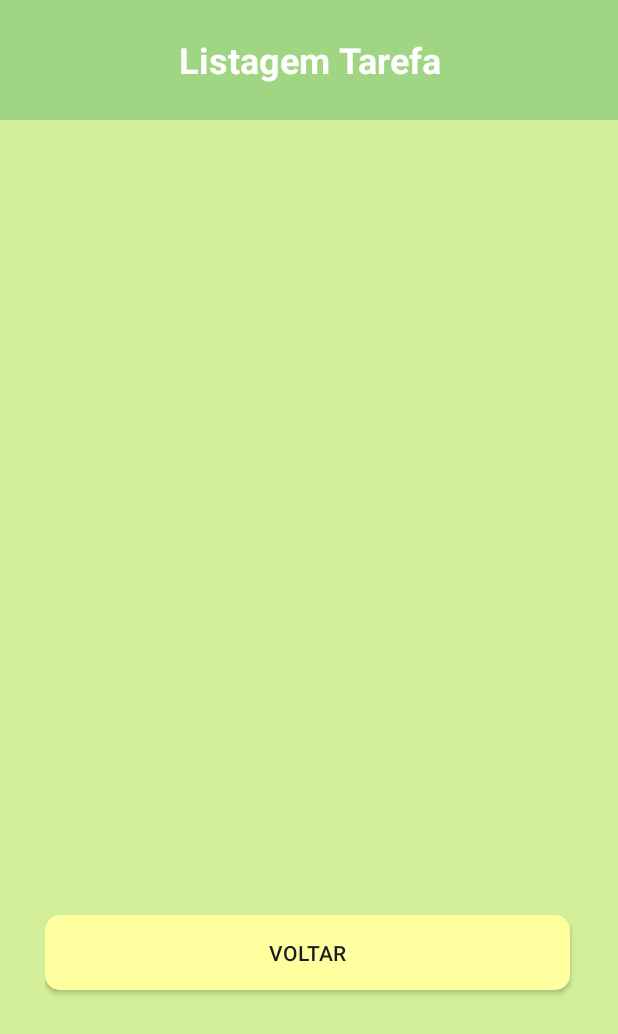
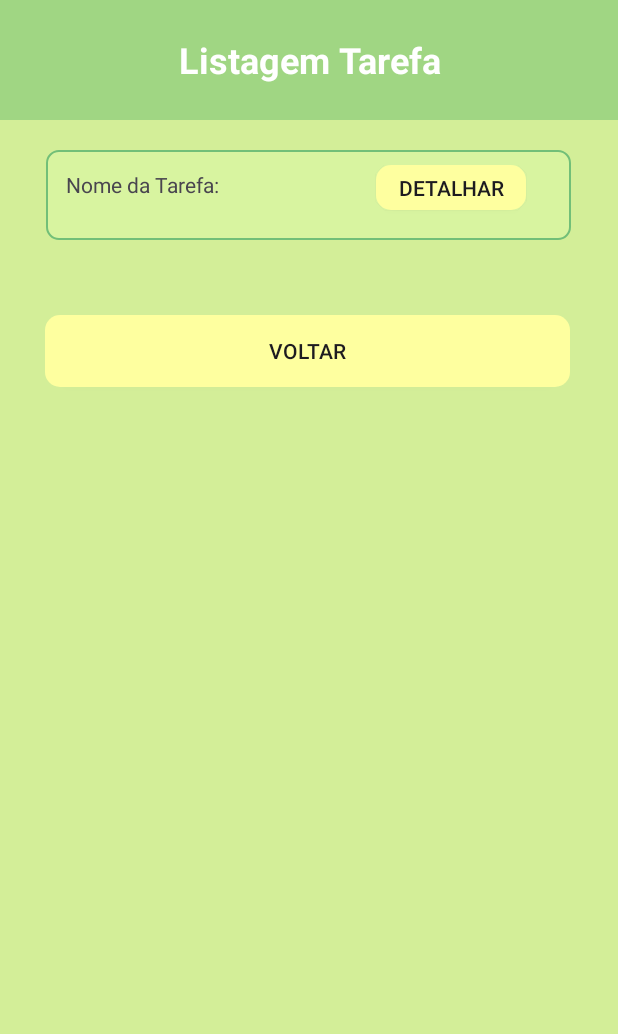
Before and after one commit to theraissa/app-SmartTasks, an Android app: the ListagemTarefa screen opened directly, with no data from a screen before it, on a phone screen of 412 x 824 dp. Shown: the top 1034 px of the screen. Run offline under Robolectric (Android 15) with nearby library versions, the phone set to English and light mode, and no system bars.

```diff
--- /dev/null
+++ b/app/src/main/res/drawable/borda_linear_layout.xml
@@ -0,0 +1,9 @@
+<?xml version="1.0" encoding="utf-8"?>
+<shape xmlns:android="http://schemas.android.com/apk/res/android" android:shape="rectangle">
+
+    <solid android:color="#D8F4A0" />
+    <stroke
+        android:width="1dp"
+        android:color="@color/borda_tarefa" />
+    <corners android:radius="8dp" />
+</shape>
--- /dev/null
+++ b/app/src/main/res/drawable/chevron_right_solid.xml
@@ -0,0 +1,9 @@
+<vector xmlns:android="http://schemas.android.com/apk/res/android"
+    android:width="26dp"
+    android:height="26dp"
+    android:viewportWidth="320"
+    android:viewportHeight="512">
+  <path
+      android:fillColor="#FF000000"
+      android:pathData="M310.6,233.4c12.5,12.5 12.5,32.8 0,45.3l-192,192c-12.5,12.5 -32.8,12.5 -45.3,0s-12.5,-32.8 0,-45.3L242.7,256 73.4,86.6c-12.5,-12.5 -12.5,-32.8 0,-45.3s32.8,-12.5 45.3,0l192,192z"/>
+</vector>
--- a/app/src/main/res/layout/activity_listagem_tarefa.xml
+++ b/app/src/main/res/layout/activity_listagem_tarefa.xml
@@ -9,9 +9,14 @@
     tools:context=".ListagemTarefa">
 
     <LinearLayout
-        android:layout_width="match_parent"
-        android:layout_height="match_parent"
-        android:orientation="vertical">
+        android:id="@+id/linearLayout"
+        android:layout_width="0dp"
+        android:layout_height="0dp"
+        android:orientation="vertical"
+        app:layout_constraintBottom_toBottomOf="parent"
+        app:layout_constraintEnd_toEndOf="parent"
+        app:layout_constraintStart_toStartOf="parent"
+        app:layout_constraintTop_toTopOf="parent">
 
         <LinearLayout
             android:layout_width="match_parent"
@@ -23,38 +28,59 @@
                 android:layout_width="fill_parent"
                 android:layout_height="match_parent"
                 android:background="@color/superior"
+                android:gravity="center"
                 android:text="@string/listagem_tarefa"
                 android:textColor="@color/white"
                 android:textSize="24sp"
-                android:textStyle="bold"
-                android:gravity="center"/>
+                android:textStyle="bold" />
         </LinearLayout>
 
+
         <LinearLayout
-            android:layout_width="match_parent"
-            android:layout_height="500dp"
-            android:orientation="vertical"
-            >
+            android:layout_width="350dp"
+            android:layout_height="wrap_content"
+            android:layout_marginTop="20dp"
+            android:layout_marginBottom="20dp"
+            android:paddingTop="10dp"
+            android:background="@drawable/borda_linear_layout"
+            android:layout_gravity="center"
+            android:orientation="horizontal">
 
+            <TextView
+                android:id="@+id/textViewNomeListagem"
+                android:layout_width="200dp"
+                android:layout_height="30dp"
+                android:layout_margin="10dp"
+                android:layout_gravity="left"
+                android:padding="3dp"
+                android:text="Nome da Tarefa:" />
+
+            <Button
+                android:layout_width="100dp"
+                android:layout_height="30dp"
+                android:layout_gravity="right"
+                android:background="@drawable/borda_redonda"
+                android:text="@string/botao_detalhar" />
 
 
         </LinearLayout>
 
         <LinearLayout
             android:layout_width="match_parent"
-            android:layout_height="500dp"
+            android:layout_height="150dp"
             android:orientation="horizontal"
             android:padding="30dp">
 
             <Button
                 android:id="@+id/buttonVoltarListagem"
                 android:layout_width="350dp"
-                android:layout_height="50dp"
+                android:layout_height="wrap_content"
                 android:layout_marginBottom="20dp"
                 android:background="@drawable/borda_redonda"
                 android:text="@string/botao_voltar" />
+
         </LinearLayout>
 
-</LinearLayout>
+    </LinearLayout>
 
 </androidx.constraintlayout.widget.ConstraintLayout>
--- a/app/src/main/res/values/colors.xml
+++ b/app/src/main/res/values/colors.xml
@@ -5,4 +5,5 @@
     <color name="fundo">#D3EE98</color>
     <color name="superior">#A0D683</color>
     <color name="botao">#FEFF9F</color>
+    <color name="borda_tarefa">#72BF78</color>
 </resources>
--- a/app/src/main/res/values/strings.xml
+++ b/app/src/main/res/values/strings.xml
@@ -19,6 +19,7 @@
 
     <!--LISTAGEM TAREFA -->
     <string name="listagem_tarefa">Listagem Tarefa</string>
+    <string name="botao_detalhar">Detalhar</string>
 
 
 </resources>
```
